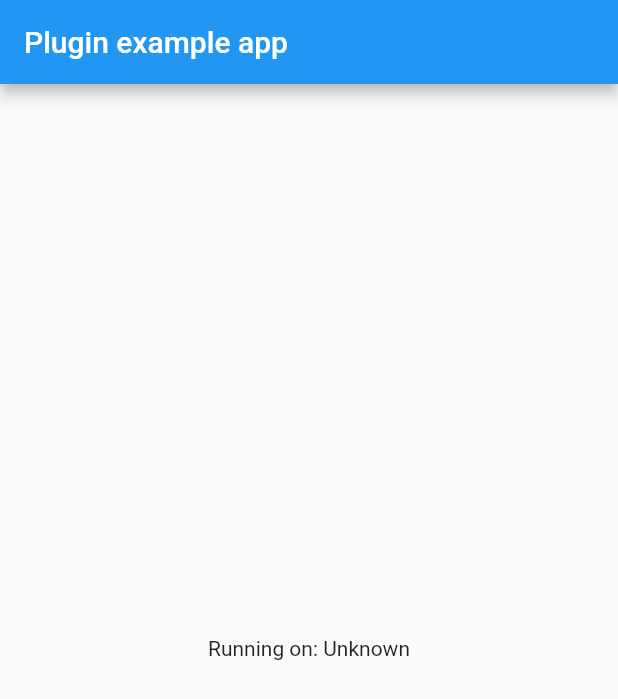
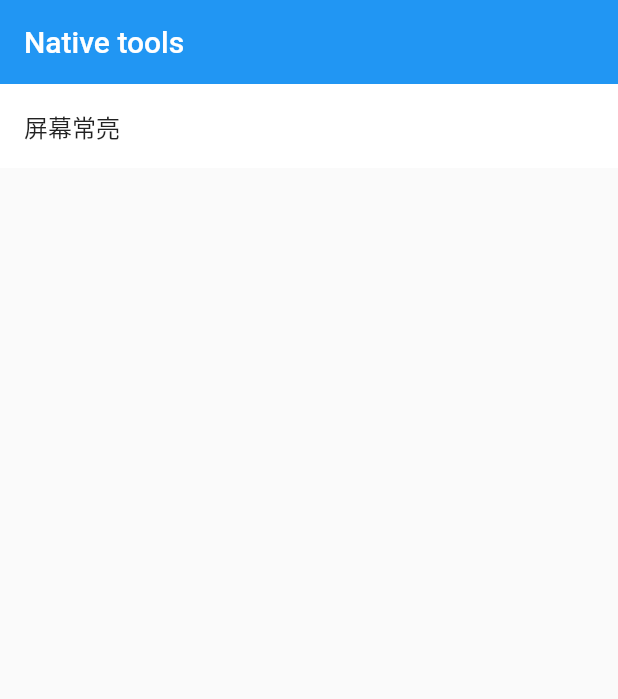
Before and after one commit to MEnigma/flutter_native_tools, a Flutter app: the screen it shows after launch, on a phone screen of 412 x 824 dp. Shown: the top 699 px of the screen. Run offline on Flutter 3.47's test engine with Material 2 defaults, Android fonts, the light colour scheme and no system bars.

Commit message:
[Mark]add demo

```diff
--- a/example/lib/main.dart
+++ b/example/lib/main.dart
@@ -19,17 +19,36 @@ class _MyAppState extends State<MyApp> {
     super.initState();
   }
 
+  List<CellItem> _items() => [CellItem(title: "屏幕常亮", action: () {})];
+
   @override
   Widget build(BuildContext context) {
     return MaterialApp(
       home: Scaffold(
         appBar: AppBar(
-          title: const Text('Plugin example app'),
+          elevation: 0,
+          title: const Text('Native tools'),
         ),
-        body: Center(
-          child: Text('Running on: $_platformVersion\n'),
+        body: ListView(
+          children: _items()
+              .map((item) => Container(
+                    margin: EdgeInsets.only(bottom: 10),
+                    color: Colors.white,
+                    child: ListTile(
+                      onTap: item.action,
+                      title: Text(item.title),
+                    ),
+                  ))
+              .toList(),
         ),
       ),
     );
   }
 }
+
+class CellItem {
+  String title;
+  Function action;
+
+  CellItem({this.title, this.action});
+}
```
